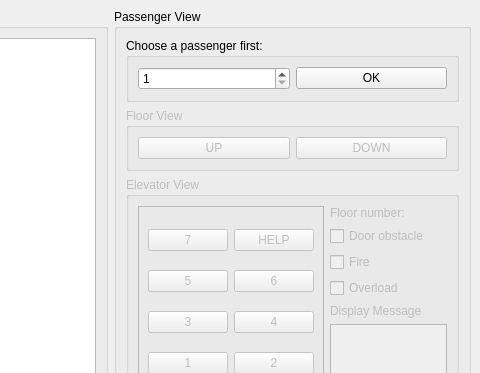
First picture: the form in mainwindow.ui, repository JennyHo5/elevator-simulator, before the edit; both pictures show x 181 to 661 and y 0 to 373 of the 661 by 630 pixel window.
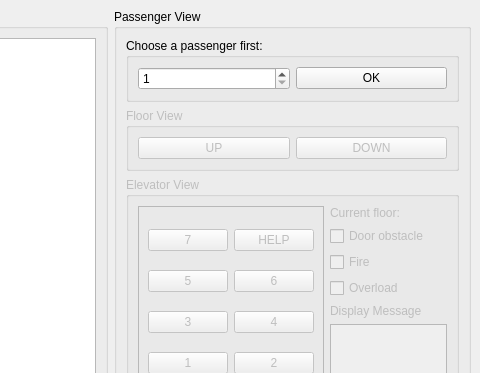
Second picture: the form after the edit.

Commit message: Implemented current floor label in mainwindow

The edit to the form file:
```diff
--- a/mainwindow.ui
+++ b/mainwindow.ui
@@ -167,7 +167,7 @@
           <item row="0" column="1">
            <widget class="QLabel" name="label_2">
             <property name="text">
-             <string>Floor number:</string>
+             <string>Current floor:</string>
             </property>
            </widget>
           </item>
```
Left out of the diff: 2 changed lines with no effect on the pictures. The commit also changes 7 other files.
